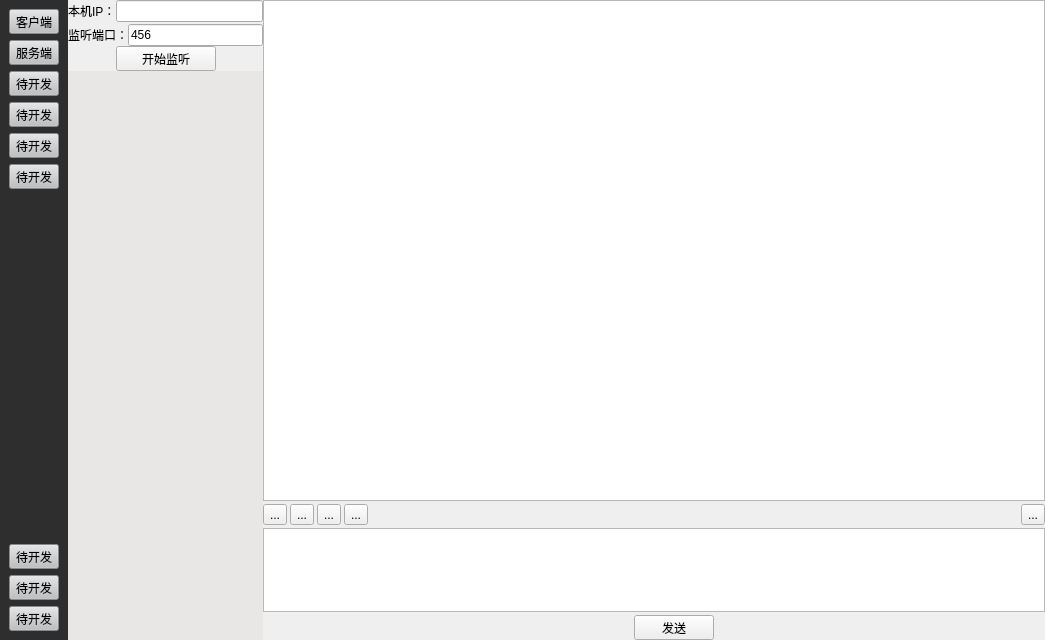
Qt form oct-23th/wechat.ui (XiaoBigBro/text) before a commit.
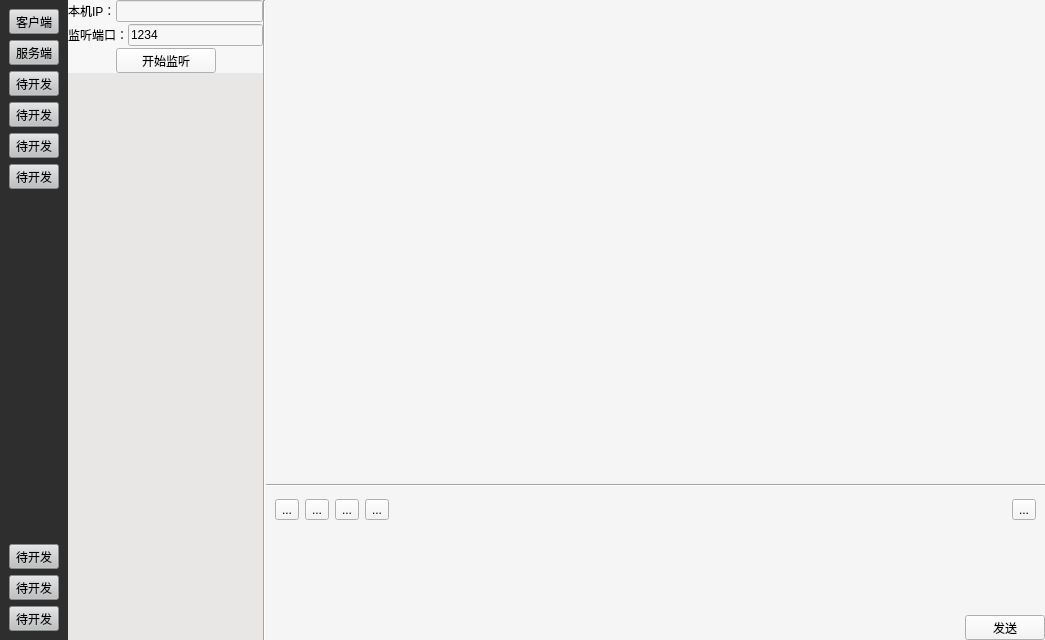
The same form after that commit. The open tabs and pages were chosen to show the change.

Commit message: 调整UI

Diff of the .ui file:
```diff
--- a/oct-23th/wechat.ui
+++ b/oct-23th/wechat.ui
@@ -13,6 +13,9 @@
   <property name="windowTitle">
    <string>Widget</string>
   </property>
+  <property name="styleSheet">
+   <string notr="true">background:rgb(245, 245, 245)</string>
+  </property>
   <layout class="QHBoxLayout" name="horizontalLayout_7">
    <property name="spacing">
     <number>0</number>
@@ -439,7 +442,7 @@
       </layout>
      </widget>
      <widget class="QWidget" name="page_2">
-      <layout class="QHBoxLayout" name="horizontalLayout_4" stretch="2,8">
+      <layout class="QHBoxLayout" name="horizontalLayout_4" stretch="2,0,8">
        <property name="spacing">
         <number>0</number>
        </property>
@@ -457,7 +460,10 @@
        </property>
        <item>
         <widget class="QFrame" name="frame_3">
-         <layout class="QVBoxLayout" name="verticalLayout_10" stretch="1,9">
+         <property name="styleSheet">
+          <string notr="true">background:rgb(247, 247, 247)</string>
+         </property>
+         <layout class="QVBoxLayout" name="verticalLayout_10" stretch="1,12">
           <property name="spacing">
            <number>0</number>
           </property>
@@ -474,10 +480,13 @@
            <number>0</number>
           </property>
           <item>
-           <widget class="QFrame" name="frame_4">
+           <widget class="QWidget" name="widget_4" native="true">
+            <property name="styleSheet">
+             <string notr="true">background:rgb(247, 247, 247)</string>
+            </property>
             <layout class="QVBoxLayout" name="verticalLayout_6">
              <property name="spacing">
-              <number>0</number>
+              <number>2</number>
              </property>
              <property name="leftMargin">
               <number>0</number>
@@ -490,11 +499,6 @@
              </property>
              <property name="bottomMargin">
               <number>0</number>
-             </property>
-             <item>
-              <layout class="QVBoxLayout" name="verticalLayout_7">
-               <property name="spacing">
-                <number>2</number>
                </property>
                <item>
                 <layout class="QHBoxLayout" name="horizontalLayout_9">
@@ -532,16 +536,17 @@
                  <item>
                   <widget class="QLineEdit" name="serverPortEdit">
                    <property name="text">
-                    <string>456</string>
-                   </property>
-                  </widget>
-                 </item>
-                </layout>
+                  <string>1234</string>
+                 </property>
+                </widget>
                </item>
               </layout>
              </item>
              <item>
               <layout class="QHBoxLayout" name="horizontalLayout_13">
+               <property name="spacing">
+                <number>0</number>
+               </property>
                <item>
                 <spacer name="horizontalSpacer">
                  <property name="orientation">
@@ -596,6 +601,13 @@
          </layout>
         </widget>
        </item>
+       <item>
+        <widget class="Line" name="line_4">
+         <property name="orientation">
+          <enum>Qt::Vertical</enum>
+         </property>
+        </widget>
+       </item>
        <item>
         <widget class="QFrame" name="frame_5">
          <layout class="QVBoxLayout" name="verticalLayout_8" stretch="3">
@@ -616,7 +628,7 @@
           </property>
           <item>
            <widget class="QWidget" name="widget_7" native="true">
-            <layout class="QVBoxLayout" name="verticalLayout_9" stretch="36,1,6,1">
+            <layout class="QVBoxLayout" name="verticalLayout_9" stretch="36,0,0,6,1">
              <property name="spacing">
               <number>3</number>
              </property>
@@ -633,9 +645,30 @@
               <number>0</number>
              </property>
              <item>
-              <widget class="QTextEdit" name="serverRecEdit"/>
+              <widget class="QTextEdit" name="serverRecEdit">
+               <property name="frameShape">
+                <enum>QFrame::NoFrame</enum>
+               </property>
+               <property name="frameShadow">
+                <enum>QFrame::Plain</enum>
+               </property>
+              </widget>
              </item>
              <item>
+              <widget class="Line" name="line">
+               <property name="orientation">
+                <enum>Qt::Horizontal</enum>
+               </property>
+              </widget>
+             </item>
+             <item>
+              <widget class="QFrame" name="">
+               <property name="frameShape">
+                <enum>QFrame::NoFrame</enum>
+               </property>
+               <property name="frameShadow">
+                <enum>QFrame::Sunken</enum>
+               </property>
               <layout class="QHBoxLayout" name="horizontalLayout_11">
                <item>
                 <widget class="QToolButton" name="toolButton_23">
@@ -686,9 +719,23 @@
                 </widget>
                </item>
               </layout>
+              </widget>
              </item>
              <item>
-              <widget class="QTextEdit" name="serverSendEdit"/>
+              <widget class="QTextEdit" name="serverSendEdit">
+               <property name="frameShape">
+                <enum>QFrame::NoFrame</enum>
+               </property>
+               <property name="frameShadow">
+                <enum>QFrame::Plain</enum>
+               </property>
+               <property name="tabChangesFocus">
+                <bool>false</bool>
+               </property>
+               <property name="lineWrapMode">
+                <enum>QTextEdit::WidgetWidth</enum>
+               </property>
+              </widget>
              </item>
              <item>
               <layout class="QHBoxLayout" name="horizontalLayout_12">
@@ -698,7 +745,7 @@
                   <enum>Qt::Horizontal</enum>
                  </property>
                  <property name="sizeType">
-                  <enum>QSizePolicy::Preferred</enum>
+                  <enum>QSizePolicy::Expanding</enum>
                  </property>
                  <property name="sizeHint" stdset="0">
                   <size>
```
Left out of the diff: 64 changed lines with no effect on the pictures. Lines whose indentation alone changed are shown as unchanged. The commit also changes 1 other file.
